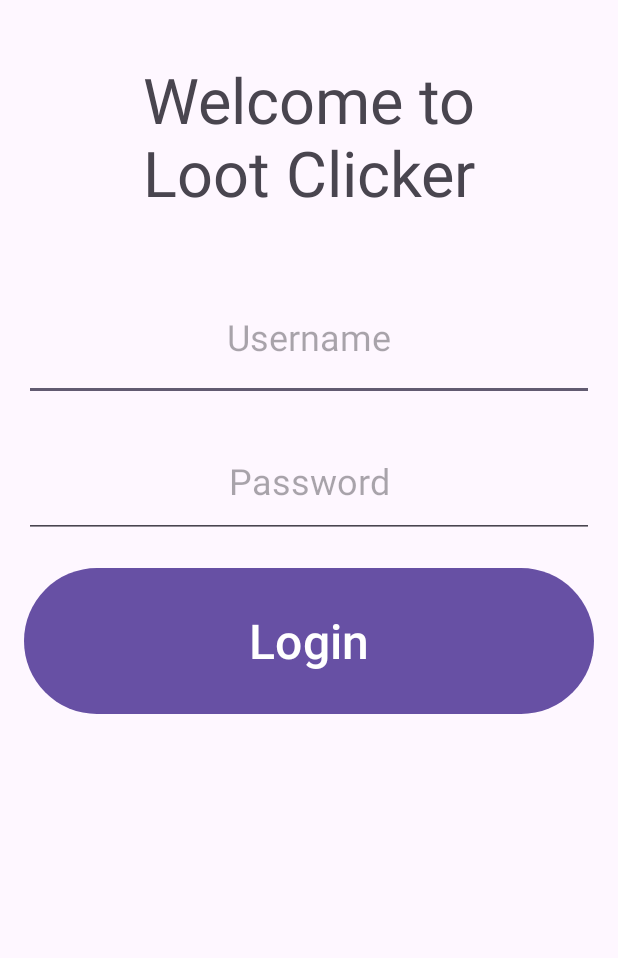
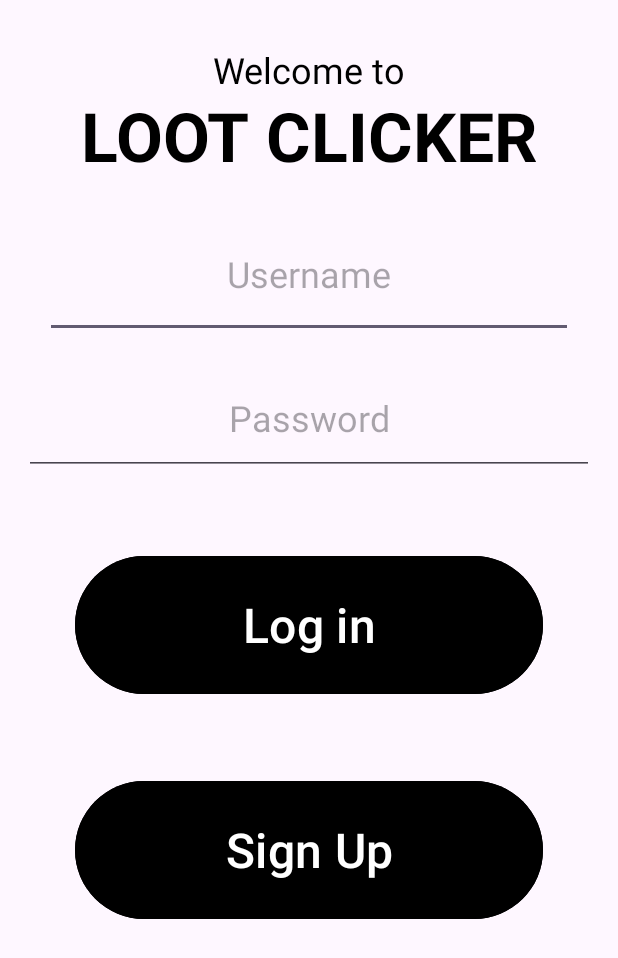
Before and after one commit to ey-ris/LootClicker, an Android app: the screen it shows after launch (LoginActivity), on a phone screen of 412 x 824 dp. Shown: the top 958 px of the screen. Run offline under Robolectric (Android 15) with nearby library versions, the phone set to English and light mode, and no system bars; our stand-ins replace Room's generated code.

Commit message:
Added signup button to login screen accompanied by some visual enhancements.

```diff
--- a/app/src/main/res/layout/activity_login.xml
+++ b/app/src/main/res/layout/activity_login.xml
@@ -8,23 +8,37 @@
     tools:context=".LoginActivity">
 
     <TextView
-        android:id="@+id/titleLoginTextView"
+        android:id="@+id/welcomeTitleTextView"
         android:layout_width="match_parent"
-        android:layout_height="150dip"
-        android:layout_margin="16dip"
-        android:layout_marginBottom="24dip"
+        android:layout_height="30dip"
+        android:layout_marginTop="30dp"
         android:gravity="center"
         android:text="@string/welcomeText"
-        android:textSize="42sp"
+        android:textColor="@color/black"
+        android:textSize="24sp"
         app:layout_constraintEnd_toEndOf="parent"
         app:layout_constraintStart_toStartOf="parent"
         app:layout_constraintTop_toTopOf="parent" />
+
+    <TextView
+        android:id="@+id/titleLoginTextView"
+        android:layout_width="match_parent"
+        android:layout_height="50dip"
+        android:layout_marginBottom="440dip"
+        android:gravity="center"
+        android:text="@string/loot_clicker"
+        android:textColor="@color/black"
+        android:textSize="45sp"
+        android:textStyle="bold"
+        app:layout_constraintEnd_toEndOf="parent"
+        app:layout_constraintStart_toStartOf="parent"
+        app:layout_constraintTop_toBottomOf="@id/welcomeTitleTextView" />
 
     <EditText
         android:id="@+id/userNameLoginEditText"
         android:layout_width="match_parent"
         android:layout_height="85dp"
-        android:layout_margin="16dp"
+        android:layout_margin="30dp"
         android:autofillHints="Please enter Username"
         android:gravity="center"
         android:hint="@string/username"
@@ -51,12 +65,25 @@
     <Button
         android:id="@+id/loginButton"
         android:layout_width="match_parent"
-        android:layout_height="105dp"
-        android:layout_margin="16dp"
-        android:text="@string/login"
+        android:layout_height="100dp"
+        android:layout_margin="50dp"
+        android:backgroundTint="#000000"
+        android:text="@string/log_in"
         android:textSize="32sp"
         app:layout_constraintEnd_toEndOf="parent"
         app:layout_constraintStart_toStartOf="parent"
-        app:layout_constraintTop_toBottomOf="@id/passwordLoginEditText"/>
+        app:layout_constraintTop_toBottomOf="@id/passwordLoginEditText" />
+
+    <Button
+        android:id="@+id/signupButtonLoginPage"
+        android:layout_width="match_parent"
+        android:layout_height="100dp"
+        android:layout_margin="50dp"
+        android:backgroundTint="#000000"
+        android:text="@string/sign_up"
+        android:textSize="32sp"
+        app:layout_constraintEnd_toEndOf="parent"
+        app:layout_constraintStart_toStartOf="parent"
+        app:layout_constraintTop_toBottomOf="@id/loginButton" />
 
 </androidx.constraintlayout.widget.ConstraintLayout>
--- a/app/src/main/res/values/strings.xml
+++ b/app/src/main/res/values/strings.xml
@@ -7,7 +7,7 @@
     <string name="username">Username</string>
     <string name="password">Password</string>
     <string name="login">Login</string>
-    <string name="welcomeText">Welcome to\nLoot Clicker</string>
+    <string name="welcomeText">Welcome to</string>
     <string name="create_your_account">Create your account</string>
     <string name="sign_up_for_loot_clicker">Sign up for Loot Clicker</string>
     <string name="create_an_account_or_log_in">Create an account or Log in</string>
```
